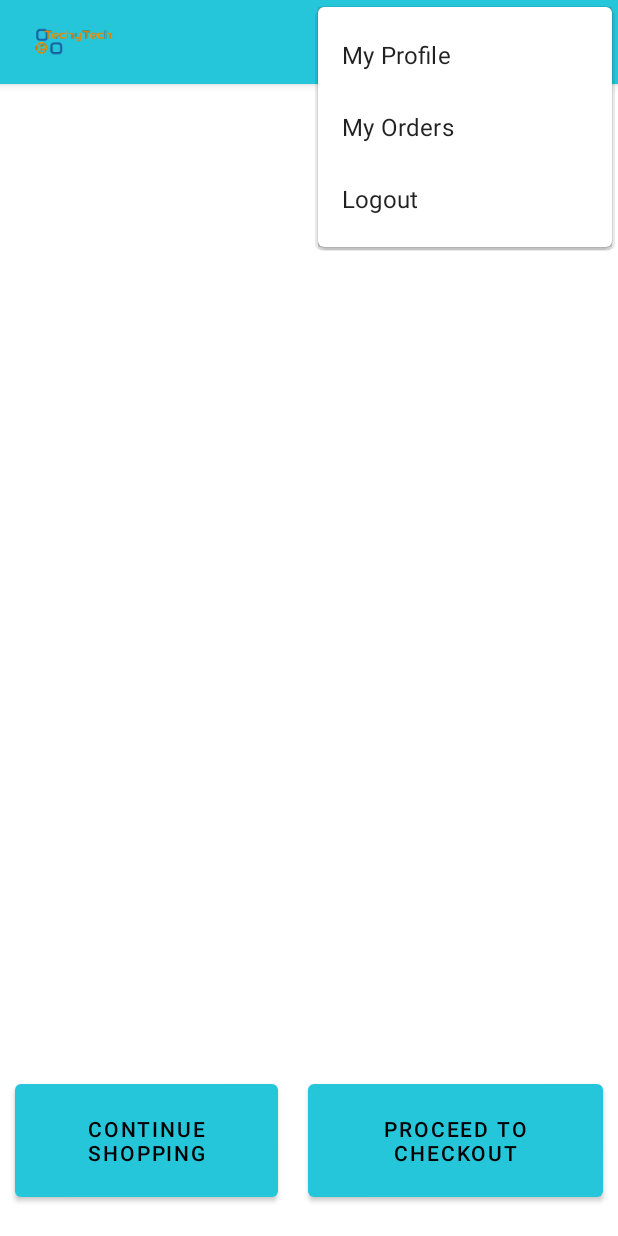
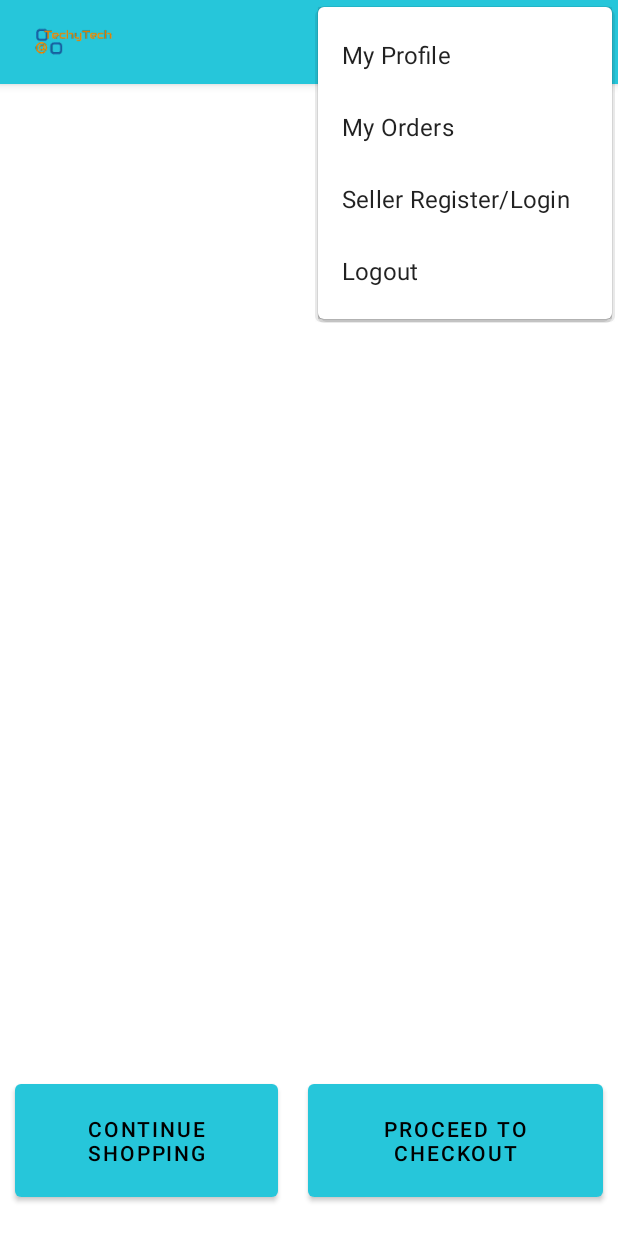
Before and after one commit to ShivamJarvis/Android-Ecommerce-Application, an Android app: the CartActivity screen opened directly, with no data from a screen before it, with the options menu open, on a phone screen of 412 x 824 dp. Run offline under Robolectric (Android 15) with nearby library versions, the light colour scheme and no system bars; libraries missing offline, so code that uses them is left out: com.parse; 3 statements that could not run were skipped.

Commit message:
Adding Seller Login register Activity

```diff
--- a/app/src/main/AndroidManifest.xml
+++ b/app/src/main/AndroidManifest.xml
@@ -13,7 +13,8 @@
         android:roundIcon="@mipmap/ic_launcher_round"
         android:supportsRtl="true"
         android:theme="@style/Theme.TechyTech">
-        <activity android:name=".SearchFoundActivity"></activity>
+        <activity android:name=".SellerLoginRegisterActivity"></activity>
+        <activity android:name=".SearchFoundActivity" />
         <activity android:name=".SearchTypeActivity" />
         <activity android:name=".ProductZoomImageActivity" />
         <activity android:name=".OrderDetailsActivity" />
--- a/app/src/main/java/com/example/techytech/HomePageActivity.java
+++ b/app/src/main/java/com/example/techytech/HomePageActivity.java
@@ -161,6 +161,9 @@ public class HomePageActivity extends AppCompatActivity implements FeaturedProdu
                 Intent cartIntent = new Intent(HomePageActivity.this, CartActivity.class);
                 startActivity(cartIntent);
                 break;
+            case R.id.seller_login_register:
+
+                break;
         }
 
         return super.onOptionsItemSelected(item);
--- a/app/src/main/res/menu/main_home_menu.xml
+++ b/app/src/main/res/menu/main_home_menu.xml
@@ -20,6 +20,13 @@
 
         />
 
+    <item android:id="@+id/seller_login_register"
+        android:title="Seller Register/Login"
+        android:icon="@drawable/shopping_cart"
+        app:showAsAction="never"
+
+        />
+
     <item android:id="@+id/logout_item"
         android:title="Logout"
         app:showAsAction="never"
```
Also changed, not shown: app/src/main/java/com/example/techytech/SellerLoginRegisterActivity.java (added, +14 -0 lines), app/src/main/res/layout/activity_seller_login_register.xml (added, +9 -0 lines).
